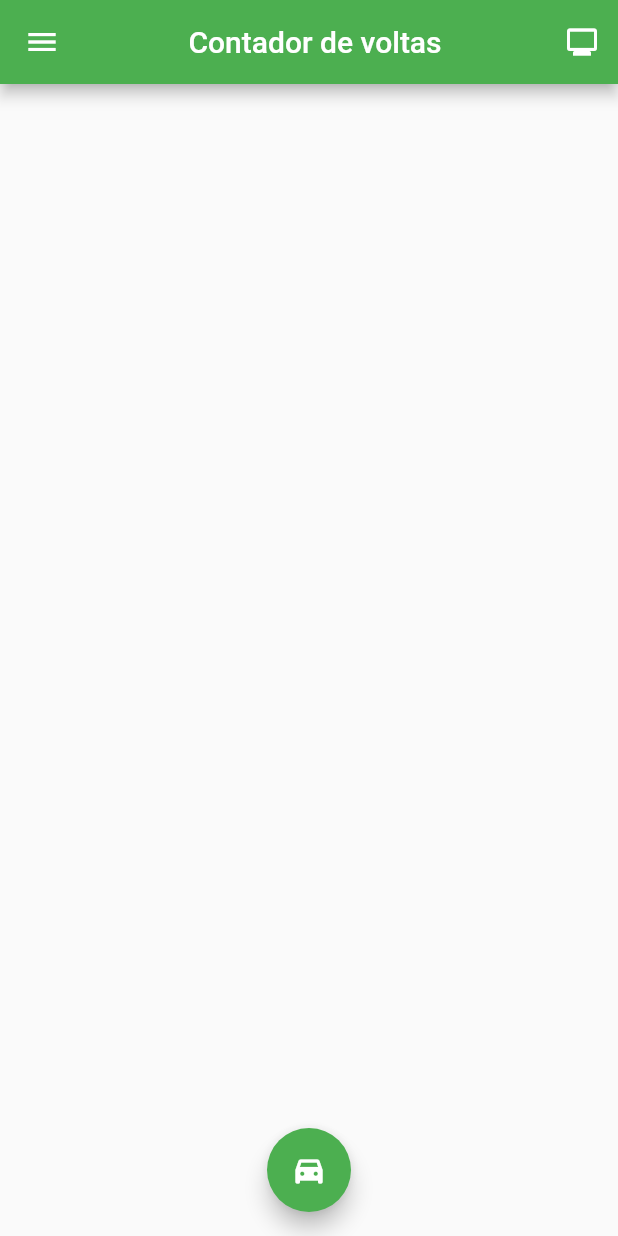
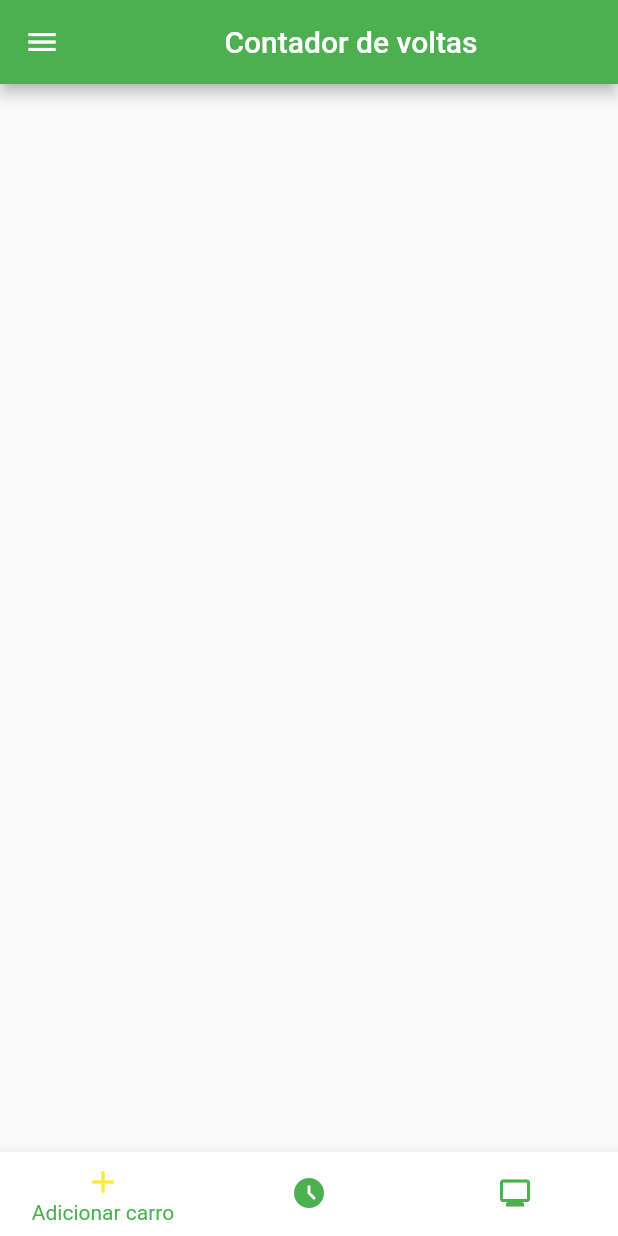
Before and after one commit to esterrds/MangueLaps, a Flutter app: the screen it shows after launch, on a phone screen of 412 x 824 dp. Run offline on Flutter 3.47's test engine with Material 2 defaults, Android fonts, the phone set to English and light mode, and no system bars; our stand-ins replace animated_splash_screen, bloc, flutter_bloc; missing offline and left inert: mqtt_client.

Commit message:
cronometro

```diff
--- a/lib/config/navigator/navigator.dart
+++ b/lib/config/navigator/navigator.dart
@@ -1,5 +1,6 @@
 import 'package:mangue_laps/config/navigator/routes.dart';
 import 'package:mangue_laps/presentation/add_car.dart';
+import 'package:mangue_laps/presentation/cronometro.dart';
 import 'package:mangue_laps/presentation/home_page.dart';
 import 'package:mangue_laps/presentation/nav_bar.dart';
 import 'package:mangue_laps/presentation/monit/view_page.dart';
@@ -9,8 +10,6 @@ import 'package:flutter/material.dart';
 
 class RouteGenerator {
   static Route<dynamic> generateRoute(RouteSettings settings) {
-    //final Object? args = settings.arguments;
-
     switch (settings.name) {
       case initRoute:
         return MaterialPageRoute(builder: (_) => const MyHomePage());
@@ -20,6 +19,8 @@ class RouteGenerator {
         return MaterialPageRoute(builder: (_) => const NavBar());
       case viewPage:
         return MaterialPageRoute(builder: (_) => const ViewPage());
+      case timePage:
+        return MaterialPageRoute(builder: (_) => const TimePage());
       default:
         return MaterialPageRoute(builder: (_) => const MyHomePage());
     }
--- a/lib/config/navigator/routes.dart
+++ b/lib/config/navigator/routes.dart
@@ -1,6 +1,7 @@
 //biblioteca de atalhos
 
 const String initRoute = '/';
-const String carAdder = '/CARADDER';
+const String carAdder = '/caradder';
 const String navBar = '/nav';
 const String viewPage = '/view';
+const String timePage = '/cronometro';
--- a/lib/main.dart
+++ b/lib/main.dart
@@ -58,8 +58,8 @@ class SplashScreen extends StatelessWidget {
   Widget build(BuildContext context) {
     return AnimatedSplashScreen(
       splash: Column(
-        children: [
-          const Text(
+        children: const [
+          Text(
             'Mangue Laps',
             style: TextStyle(
                 fontSize: 40, fontWeight: FontWeight.bold, color: Colors.white),
--- a/lib/presentation/add_car.dart
+++ b/lib/presentation/add_car.dart
@@ -21,7 +21,6 @@ class CarAdder extends StatelessWidget {
       )),
       body: Padding(
         padding: const EdgeInsets.symmetric(horizontal: 20.0),
-        child: Expanded(
         child: Column(
           mainAxisAlignment: MainAxisAlignment.center,
           children: [
@@ -79,7 +78,6 @@ class CarAdder extends StatelessWidget {
           ],
         ),
       ),
-      ),
     );
   }
 }
--- a/lib/presentation/home_page.dart
+++ b/lib/presentation/home_page.dart
@@ -3,8 +3,44 @@ import 'package:mangue_laps/presentation/main_list.dart';
 import 'package:mangue_laps/presentation/nav_bar.dart';
 import 'package:flutter/material.dart';
 
-class MyHomePage extends StatelessWidget {
+class MyHomePage extends StatefulWidget {
   const MyHomePage({super.key});
+
+  @override
+  State<MyHomePage> createState() => _MyHomePageState();
+}
+
+class _MyHomePageState extends State<MyHomePage> {
+  int _selectIndex = 0;
+
+  void _onItemTapped(int index) {
+    setState(() {
+      _selectIndex = index;
+    });
+    _wichScreen();
+  }
+
+  Widget _wichScreen() {
+    Widget retVal;
+
+    switch (_selectIndex) {
+      case 0:
+        Navigator.pushNamed(context, carAdder);
+        retVal = const Center(child: Text("adicione um carro"));
+        break;
+      case 1:
+        Navigator.pushNamed(context, timePage);
+        retVal = const Center(child: Text("cronometro"));
+        break;
+      case 2:
+        Navigator.pushNamed(context, viewPage);
+        retVal = const Center(child: Text("monitoramento"));
+        break;
+      default:
+        retVal = const Center(child: Text("bem vindo(a)"));
+    }
+    return retVal;
+  }
 
   @override
   Widget build(BuildContext context) {
@@ -16,7 +52,7 @@ class MyHomePage extends StatelessWidget {
           title: const Center(child: Text("Contador de voltas")),
 
           //botão da página de monitoramento
-          actions: <Widget>[
+          /*actions: <Widget>[
             IconButton(
               icon: const Icon(
                 Icons.monitor,
@@ -26,17 +62,41 @@ class MyHomePage extends StatelessWidget {
                 // do something
               },
             )
+          ],*/
+        ),
+
+        bottomNavigationBar: BottomNavigationBar(
+          items: const <BottomNavigationBarItem>[
+            BottomNavigationBarItem(
+                icon: Icon(Icons.add),
+                activeIcon: Icon(Icons.add),
+                label: "Adicionar carro"),
+            BottomNavigationBarItem(
+                icon: Icon(Icons.access_time_filled),
+                activeIcon: Icon(Icons.access_time_filled),
+                label: "Cronômetro"),
+            BottomNavigationBarItem(
+                icon: Icon(Icons.monitor),
+                activeIcon: Icon(Icons.monitor),
+                label: "Monitoramento")
           ],
+          currentIndex: _selectIndex,
+          onTap: _onItemTapped,
+          showUnselectedLabels: false,
+          unselectedIconTheme: const IconThemeData(color: Colors.green),
+          selectedIconTheme: const IconThemeData(color: Colors.yellow),
+          selectedLabelStyle: const TextStyle(color: Colors.grey),
+          backgroundColor: Colors.white,
         ),
 
         //botão para tela de cadastro (inferior central)
-        floatingActionButton: FloatingActionButton(
+        /*floatingActionButton: FloatingActionButton(
           onPressed: () {
             Navigator.pushNamed(context, carAdder);
           },
           child: const Icon(Icons.directions_car_filled),
         ),
-        floatingActionButtonLocation: FloatingActionButtonLocation.centerFloat,
+        floatingActionButtonLocation: FloatingActionButtonLocation.centerFloat,*/
       ),
     );
   }
```
Also changed, not shown: lib/presentation/cronometro.dart (added, +69 -0 lines), 1 other file. Lines whose indentation alone changed are shown as unchanged.
